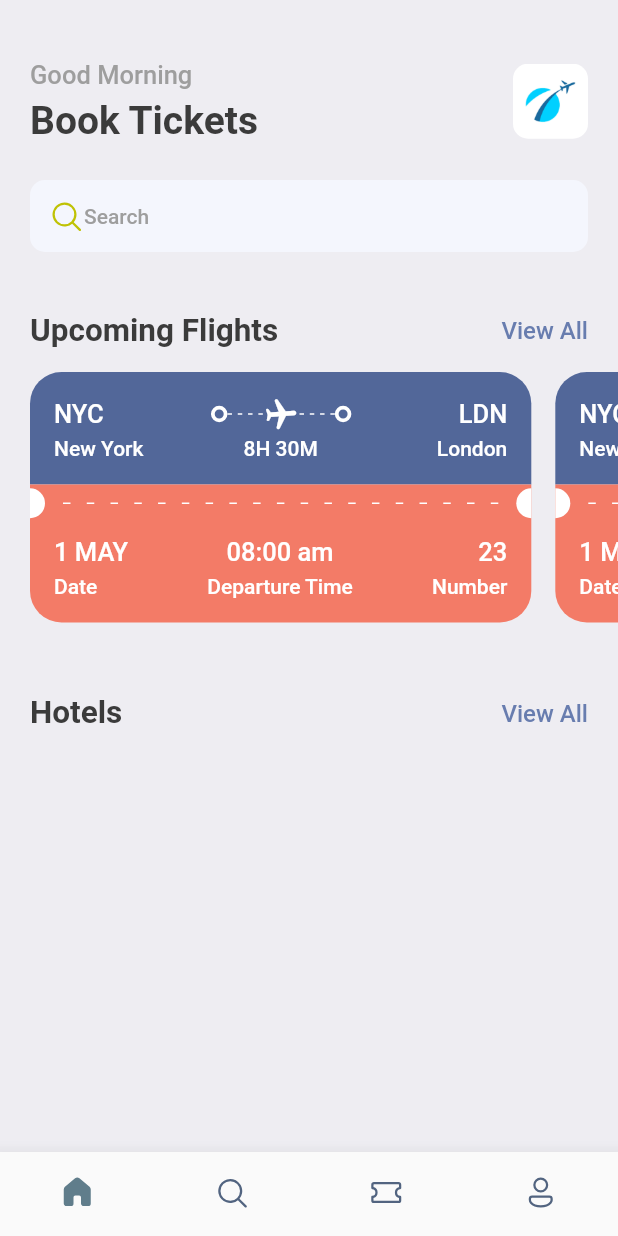
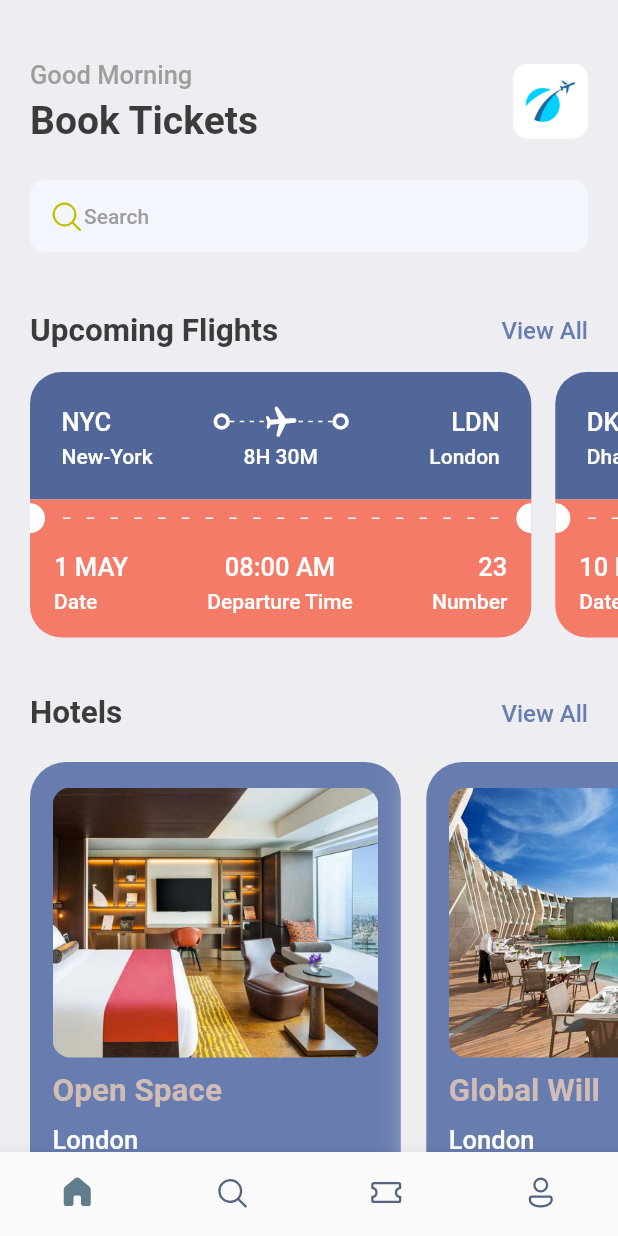
Before and after one commit to TrojanGoose/Flutter-Journey, a Flutter app: the screen it shows after launch, on a phone screen of 412 x 824 dp. Run offline on Flutter 3.47's test engine with Material 2 defaults, Android fonts, the phone set to English and light mode, and no system bars; our stand-ins replace fluentui_icons, gap, get; missing offline and left inert: dart:ffi.

Commit message:
finished home_screen

```diff
--- a/lib/screens/home_screen.dart
+++ b/lib/screens/home_screen.dart
@@ -1,5 +1,7 @@
+import 'package:bookticket/screens/hotel_screen.dart';
 import 'package:bookticket/screens/ticketview.dart';
 import 'package:bookticket/utils/app.styles.dart';
+import 'package:bookticket/utils/app_info_list.dart';
 import 'package:fluentui_icons/fluentui_icons.dart';
 import 'package:flutter/material.dart';
 import 'package:gap/gap.dart';
@@ -90,11 +92,11 @@ class HomeScreen extends StatelessWidget {
             scrollDirection: Axis.horizontal,
             padding: const EdgeInsets.only(left: 20),
             child: Row(
-              children: const [
-                TicketView(),
-                TicketView(),
-              ],
-            ),
+                children: ticketList
+                    .map(
+                      (singleTicket) => TicketView(ticket: singleTicket),
+                    )
+                    .toList()),
           ),
           const Gap(15),
           Container(
@@ -116,7 +118,17 @@ class HomeScreen extends StatelessWidget {
                 ),
               ],
             ),
-          )
+          ),
+          const Gap(15),
+          SingleChildScrollView(
+            scrollDirection: Axis.horizontal,
+            padding: const EdgeInsets.only(left: 20),
+            child: Row(
+              children: hotelList
+                  .map((singleHotel) => HotelScreen(hotel: singleHotel))
+                  .toList(),
+            ),
+          ),
         ],
       ),
     );
--- /dev/null
+++ b/lib/screens/hotel_screen.dart
@@ -0,0 +1,62 @@
+import 'package:bookticket/utils/app.styles.dart';
+import 'package:bookticket/utils/app_layout.dart';
+import 'package:flutter/material.dart';
+import 'package:gap/gap.dart';
+
+class HotelScreen extends StatelessWidget {
+  final Map<String, dynamic> hotel;
+  const HotelScreen({super.key, required this.hotel});
+
+  @override
+  Widget build(BuildContext context) {
+    print('Hotel price is ${hotel['price']}');
+    final size = AppLayout.getSize(context);
+    return Container(
+      width: size.width * 0.6,
+      height: 350,
+      padding: const EdgeInsets.symmetric(horizontal: 15, vertical: 17),
+      margin: const EdgeInsets.only(right: 17, top: 5),
+      decoration: BoxDecoration(
+          color: Styles.primaryColor,
+          borderRadius: BorderRadius.circular(24),
+          boxShadow: [
+            BoxShadow(
+              color: Colors.grey.shade200,
+              blurRadius: 20,
+              spreadRadius: 5,
+            ),
+          ]),
+      child: Column(
+        crossAxisAlignment: CrossAxisAlignment.start,
+        children: [
+          Container(
+            height: 180,
+            decoration: BoxDecoration(
+              borderRadius: BorderRadius.circular(12),
+              color: Styles.primaryColor,
+              image: DecorationImage(
+                fit: BoxFit.cover,
+                image: AssetImage('assets/images/${hotel['image']}'),
+              ),
+            ),
+          ),
+          const Gap(10),
+          Text(
+            hotel['place'],
+            style: Styles.headLineStyle2.copyWith(color: Styles.kakiColor),
+          ),
+          const Gap(10),
+          Text(
+            hotel['destination'],
+            style: Styles.headLineStyle3.copyWith(color: Colors.white),
+          ),
+          const Gap(10),
+          Text(
+            '\$${hotel['price']}/night',
+            style: Styles.headLineStyle1.copyWith(color: Styles.kakiColor),
+          ),
+        ],
+      ),
+    );
+  }
+}
--- a/lib/screens/ticketview.dart
+++ b/lib/screens/ticketview.dart
@@ -1,3 +1,5 @@
+import 'dart:ffi';
+
 import 'package:bookticket/utils/app.styles.dart';
 import 'package:bookticket/utils/app_layout.dart';
 import 'package:bookticket/widgets/thick_container.dart';
@@ -5,16 +7,19 @@ import 'package:flutter/material.dart';
 import 'package:gap/gap.dart';
 
 class TicketView extends StatelessWidget {
-  const TicketView({super.key});
+  final Map<String, dynamic> ticket;
+  const TicketView({super.key, required this.ticket});
 
   @override
   Widget build(BuildContext context) {
     final size = AppLayout.getSize(context);
     return SizedBox(
       width: size.width * 0.85,
-      height: 200,
+      height: AppLayout.getHeight(200),
       child: Container(
-        margin: const EdgeInsets.only(right: 16),
+        margin: EdgeInsets.only(
+          right: AppLayout.getHeight(16),
+        ),
         child: Column(
           mainAxisSize: MainAxisSize.min,
           children: [
@@ -22,20 +27,24 @@ class TicketView extends StatelessWidget {
             showing the blue part of the card
             */
             Container(
-              decoration: const BoxDecoration(
+              decoration: BoxDecoration(
                 color: Color(0xFF526799),
                 borderRadius: BorderRadius.only(
-                  topLeft: Radius.circular(21),
-                  topRight: Radius.circular(21),
+                  topLeft: Radius.circular(AppLayout.getHeight(21)),
+                  topRight: Radius.circular(
+                    AppLayout.getHeight(21),
+                  ),
                 ),
               ),
-              padding: const EdgeInsets.all(16),
+              padding: EdgeInsets.all(
+                AppLayout.getHeight(21),
+              ),
               child: Column(
                 children: [
                   Row(
                     children: [
                       Text(
-                        'NYC',
+                        ticket['from']['code'],
                         style:
                             Styles.headLineStyle3.copyWith(color: Colors.white),
                       ),
@@ -45,7 +54,7 @@ class TicketView extends StatelessWidget {
                           child: Stack(
                         children: [
                           SizedBox(
-                            height: 24,
+                            height: AppLayout.getHeight(24),
                             child: LayoutBuilder(
                               builder: (BuildContext context,
                                   BoxConstraints constraints) {
@@ -84,7 +93,7 @@ class TicketView extends StatelessWidget {
                       const ThickContainer(),
                       Expanded(child: Container()),
                       Text(
-                        'LDN',
+                        ticket['to']['code'],
                         style:
                             Styles.headLineStyle3.copyWith(color: Colors.white),
                       ),
@@ -95,22 +104,22 @@ class TicketView extends StatelessWidget {
                     mainAxisAlignment: MainAxisAlignment.spaceBetween,
                     children: [
                       SizedBox(
-                        width: 100,
+                        width: AppLayout.getWidth(100),
                         child: Text(
-                          'New York',
+                          ticket['from']['name'],
                           style: Styles.headLineStyle4
                               .copyWith(color: Colors.white),
                         ),
                       ),
                       Text(
-                        '8H 30M',
+                        ticket['flying_time'],
                         style:
                             Styles.headLineStyle4.copyWith(color: Colors.white),
                       ),
                       SizedBox(
-                        width: 100,
+                        width: AppLayout.getWidth(100),
                         child: Text(
-                          'London',
+                          ticket['to']['name'],
                           textAlign: TextAlign.end,
                           style: Styles.headLineStyle4
                               .copyWith(color: Colors.white),
@@ -167,10 +176,10 @@ class TicketView extends StatelessWidget {
                       ),
                     ),
                   ),
-                  const SizedBox(
-                    height: 20,
-                    width: 10,
-                    child: DecoratedBox(
+                  SizedBox(
+                    height: AppLayout.getHeight(20),
+                    width: AppLayout.getWidth(10),
+                    child: const DecoratedBox(
                       decoration: BoxDecoration(
                         color: Colors.white,
                         borderRadius: BorderRadius.only(
@@ -205,7 +214,7 @@ class TicketView extends StatelessWidget {
                         crossAxisAlignment: CrossAxisAlignment.start,
                         children: [
                           Text(
-                            '1 MAY',
+                            ticket['date'],
                             style: Styles.headLineStyle3
                                 .copyWith(color: Colors.white),
                           ),
@@ -221,7 +230,7 @@ class TicketView extends StatelessWidget {
                         crossAxisAlignment: CrossAxisAlignment.center,
                         children: [
                           Text(
-                            '08:00 am',
+                            ticket['departure_time'],
                             style: Styles.headLineStyle3
                                 .copyWith(color: Colors.white),
                           ),
@@ -237,7 +246,7 @@ class TicketView extends StatelessWidget {
                         crossAxisAlignment: CrossAxisAlignment.end,
                         children: [
                           Text(
-                            '23',
+                            ticket['number'].toString(),
                             style: Styles.headLineStyle3
                                 .copyWith(color: Colors.white),
                           ),
--- a/lib/utils/app.styles.dart
+++ b/lib/utils/app.styles.dart
@@ -7,6 +7,7 @@ class Styles {
   static Color textColor = const Color(0xFF3b3b3b);
   static Color bgColor = const Color(0xFFeeedf2);
   static Color orangeColor = const Color(0xFF526799);
+  static Color kakiColor = const Color(0xFFd2bdb6);
   static TextStyle textStyle =
       TextStyle(fontSize: 16, color: textColor, fontWeight: FontWeight.w500);
   static TextStyle headLineStyle1 =
--- /dev/null
+++ b/lib/utils/app_info_list.dart
@@ -0,0 +1,39 @@
+List<Map<String, dynamic>> hotelList = [
+  {
+    'image': 'one.png',
+    'place': 'Open Space',
+    'destination': 'London',
+    'price': 25
+  },
+  {
+    'image': 'two.png',
+    'place': 'Global Will',
+    'destination': 'London',
+    'price': 40
+  },
+  {
+    'image': 'three.png',
+    'place': 'Tallest Building',
+    'destination': 'Dubai',
+    'price': 68
+  },
+];
+
+List<Map<String, dynamic>> ticketList = [
+  {
+    'from': {'code': "NYC", 'name': "New-York"},
+    'to': {'code': "LDN", 'name': "London"},
+    'flying_time': '8H 30M',
+    'date': "1 MAY",
+    'departure_time': "08:00 AM",
+    "number": 23
+  },
+  {
+    'from': {'code': "DK", 'name': "Dhaka"},
+    'to': {'code': "SH", 'name': "Shanghai"},
+    'flying_time': '4H 20M',
+    'date': "10 MAY",
+    'departure_time': "09:00 AM",
+    "number": '45'
+  },
+];
--- a/lib/utils/app_layout.dart
+++ b/lib/utils/app_layout.dart
@@ -1,7 +1,26 @@
 import 'package:flutter/material.dart';
+import 'package:get/get.dart';
 
 class AppLayout {
   static getSize(BuildContext context) {
     return MediaQuery.of(context).size;
   }
+
+  static getScreenHeight() {
+    return Get.height;
+  }
+
+  static getScreenWidth() {
+    return Get.width;
+  }
+
+  static getHeight(double pixels) {
+    double x = getScreenHeight() / pixels;
+    return getScreenHeight() / x;
+  }
+
+  static getWidth(double pixels) {
+    double x = getScreenWidth() / pixels;
+    return getScreenWidth() / x;
+  }
 }
--- a/pubspec.yaml
+++ b/pubspec.yaml
@@ -36,6 +36,7 @@ dependencies:
   # Use with the CupertinoIcons class for iOS style icons.
   cupertino_icons: ^1.0.2
   fluentui_icons: ^1.0.0
+  get:
   gap: ^2.0.0
 
 dev_dependencies:
```
Also changed, not shown: pubspec.lock.
